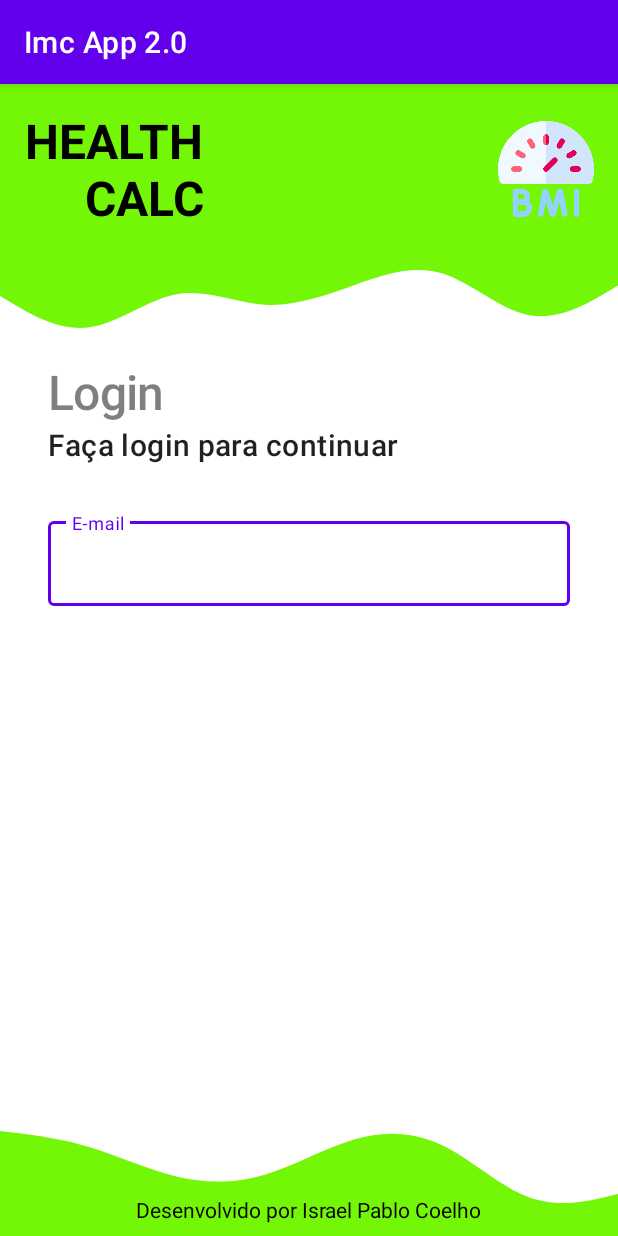
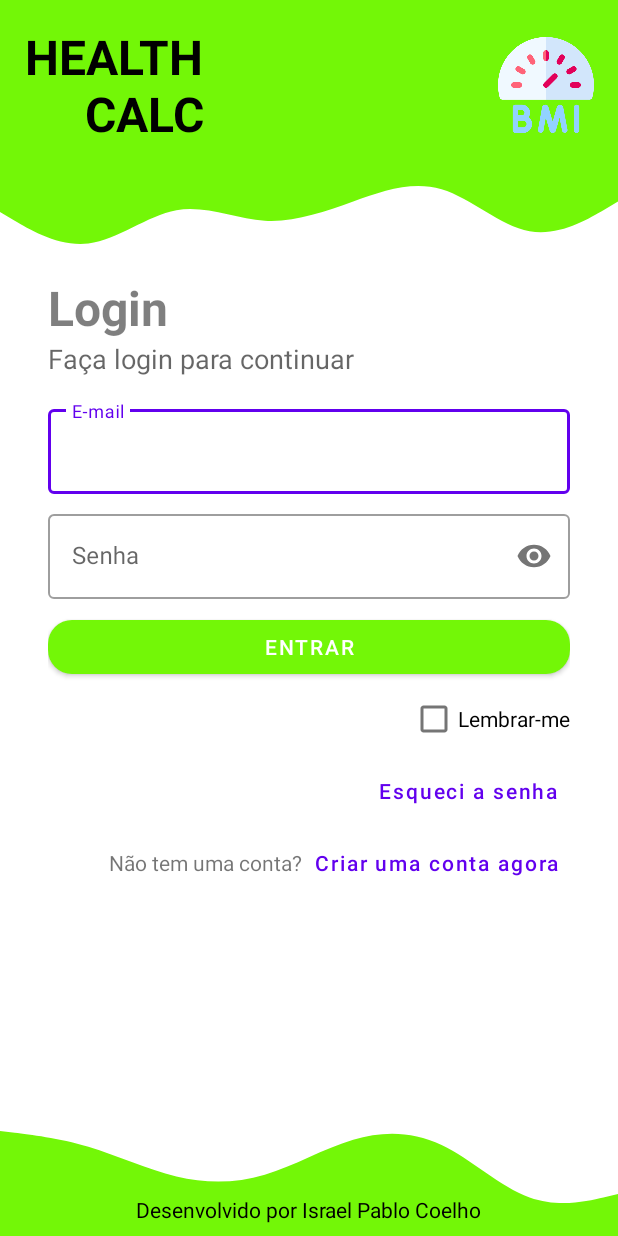
Before and after one commit to ipCoelho/Imc-Calculator-Android, an Android app: the screen it shows after launch (MainActivity), on a phone screen of 412 x 824 dp. Run offline under Robolectric (Android 15) with nearby library versions, the phone set to English and light mode, and no system bars; Roboto replaces fonts that are not available here.

Commit message:
Login activity finished

```diff
--- a/app/src/main/AndroidManifest.xml
+++ b/app/src/main/AndroidManifest.xml
@@ -4,12 +4,15 @@
 
     <application
         android:allowBackup="true"
-        android:icon="@mipmap/ic_launcher"
+        android:icon="@drawable/bmi"
         android:label="@string/app_name"
-        android:roundIcon="@mipmap/ic_launcher_round"
+        android:roundIcon="@drawable/bmi"
         android:supportsRtl="true"
         android:theme="@style/Theme.ImcApp20">
-        <activity android:name=".MainActivity">
+        <activity
+            android:screenOrientation="portrait"
+            android:name=".MainActivity">
+
             <intent-filter>
                 <action android:name="android.intent.action.MAIN" />
 
--- a/app/src/main/java/br/senai/sp/jandira/imcapp20/MainActivity.kt
+++ b/app/src/main/java/br/senai/sp/jandira/imcapp20/MainActivity.kt
@@ -7,5 +7,7 @@ class MainActivity : AppCompatActivity() {
     override fun onCreate(savedInstanceState: Bundle?) {
         super.onCreate(savedInstanceState)
         setContentView(R.layout.activity_main)
+
+        supportActionBar!!.hide()
     }
 }
--- a/app/src/main/res/layout/activity_main.xml
+++ b/app/src/main/res/layout/activity_main.xml
@@ -49,43 +49,6 @@
         android:scaleType="fitXY"
         android:layout_below="@id/navigation_header_container"/>
 
-    <LinearLayout
-        android:layout_width="match_parent"
-        android:layout_height="match_parent"
-        android:layout_below="@id/iv_wave_top"
-        android:layout_above="@id/iv_wave_bottom"
-        android:layout_alignParentStart="true"
-        android:paddingStart="32dp"
-        android:paddingEnd="32dp"
-        android:layout_alignParentEnd="true"
-        android:orientation="vertical">
-
-        <TextView
-            android:layout_width="match_parent"
-            android:layout_height="wrap_content"
-            android:text="@string/login_title"
-            android:textAppearance="@style/title"/>
-
-        <TextView
-            android:layout_width="wrap_content"
-            android:layout_height="wrap_content"
-            android:text="@string/login_subtitle"
-            android:textAppearance="@style/TextAppearance.MaterialComponents.Headline6"/>
-
-        <com.google.android.material.textfield.TextInputLayout
-            android:layout_width="match_parent"
-            android:layout_height="wrap_content"
-            android:layout_marginTop="32dp"
-            style="@style/Widget.MaterialComponents.TextInputLayout.OutlinedBox"
-            android:hint="@string/login_et_email">
-
-            <EditText
-                android:layout_width="match_parent"
-                android:layout_height="wrap_content"/>
-
-        </com.google.android.material.textfield.TextInputLayout>
-    </LinearLayout>
-
     <ImageView
         android:id="@+id/iv_wave_bottom"
         android:layout_width="match_parent"
@@ -104,4 +67,105 @@
         android:layout_centerInParent="true"
         android:layout_marginBottom="8dp"/>
 
+    <ScrollView
+        android:layout_width="match_parent"
+        android:layout_height="match_parent"
+        android:layout_below="@id/iv_wave_top"
+        android:layout_above="@id/iv_wave_bottom"
+        android:scrollbars="none">
+
+        <LinearLayout
+            android:layout_width="match_parent"
+            android:layout_height="match_parent"
+            android:layout_alignParentStart="true"
+            android:paddingStart="32dp"
+            android:paddingEnd="32dp"
+            android:layout_alignParentEnd="true"
+            android:orientation="vertical">
+
+            <TextView
+                android:layout_width="match_parent"
+                android:layout_height="wrap_content"
+                android:text="@string/login_title"
+                android:textAppearance="@style/title"/>
+
+            <TextView
+                android:layout_width="wrap_content"
+                android:layout_height="wrap_content"
+                android:text="@string/login_subtitle"
+                android:textAppearance="@style/TextAppearance.AppCompat.Medium"/>
+
+            <com.google.android.material.textfield.TextInputLayout
+                android:layout_width="match_parent"
+                android:layout_height="wrap_content"
+                android:layout_marginTop="16dp"
+                style="@style/Widget.MaterialComponents.TextInputLayout.OutlinedBox"
+                android:hint="@string/login_et_email"
+                app:endIconMode="clear_text"            >
+
+                <EditText
+                    android:layout_width="match_parent"
+                    android:inputType="textEmailAddress"
+                    android:layout_height="wrap_content"/>
+            </com.google.android.material.textfield.TextInputLayout>
+
+            <com.google.android.material.textfield.TextInputLayout
+                android:layout_width="match_parent"
+                android:layout_height="wrap_content"
+                android:layout_marginTop="8dp"
+                style="@style/Widget.MaterialComponents.TextInputLayout.OutlinedBox"
+                android:hint="@string/login_et_password"
+                app:passwordToggleEnabled="true">
+
+                <EditText
+                    android:layout_width="match_parent"
+                    android:layout_height="wrap_content"
+                    android:inputType="numberPassword"/>
+            </com.google.android.material.textfield.TextInputLayout>
+
+            <Button
+                android:layout_width="match_parent"
+                android:layout_height="wrap_content"
+                android:text="@string/login_btn_enter"
+                android:layout_marginTop="8dp"
+                style="@style/button_login"/>
+
+            <CheckBox
+                android:layout_width="wrap_content"
+                android:layout_height="wrap_content"
+                android:text="@string/login_chkbox_remember_me"
+                android:layout_gravity="end"/>
+
+            <Button
+                android:layout_width="wrap_content"
+                android:layout_height="wrap_content"
+                android:text="@string/login_btn_forgetPassword"
+                android:layout_gravity="end"
+                style="@style/Widget.MaterialComponents.Button.TextButton"
+                android:textAllCaps="false"/>
+
+            <LinearLayout
+                android:layout_width="match_parent"
+                android:layout_height="wrap_content"
+                android:gravity="end|center_vertical">
+
+                <TextView
+                    android:layout_width="wrap_content"
+                    android:layout_height="wrap_content"
+                    android:text="@string/login_tv_noAccount"/>
+
+                <Button
+                    android:layout_width="wrap_content"
+                    android:layout_height="wrap_content"
+                    android:text="@string/login_btn_createAccount"
+                    android:layout_gravity="end"
+                    style="@style/Widget.MaterialComponents.Button.TextButton"
+                    android:textAllCaps="false"/>
+
+            </LinearLayout>
+
+        </LinearLayout>
+
+    </ScrollView>
+
 </RelativeLayout>
--- a/app/src/main/res/values/strings.xml
+++ b/app/src/main/res/values/strings.xml
@@ -5,5 +5,10 @@
     <string name="login_subtitle">Faça login para continuar</string>
     <string name="login_et_email">E-mail</string>
     <string name="login_et_password">Senha</string>
-<!--    <string name="login_"-->
+    <string name="login_btn_enter">Entrar</string>
+    <string name="login_chkbox_remember_me">Lembrar-me</string>
+    <string name="login_tv_noAccount">Não tem uma conta?</string>
+    <string name="login_btn_forgetPassword">Esqueci a senha</string>
+    <string name="login_btn_createAccount">Criar uma conta agora</string>
+    <!--    <string name="login_"-->
 </resources>
--- a/app/src/main/res/values/themes.xml
+++ b/app/src/main/res/values/themes.xml
@@ -14,9 +14,15 @@
         <!-- Customize your theme here. -->
     </style>
 
-    <style name="title" parent="TextAppearance.MaterialComponents.Headline1">
+    <style name="title" parent="TextAppearance.AppCompat.Large">
         <item name="android:textSize">32sp</item>
         <item name="android:textColor">#80000000</item>
         <item name="android:textStyle">bold</item>
     </style>
+
+    <style name="button_login" parent="@style/Widget.MaterialComponents.Button">
+        <item name="backgroundTint">#73f707</item>
+        <item name="android:padding">8dp</item>
+        <item name="cornerRadius">16dp</item>
+    </style>
 </resources>
```
